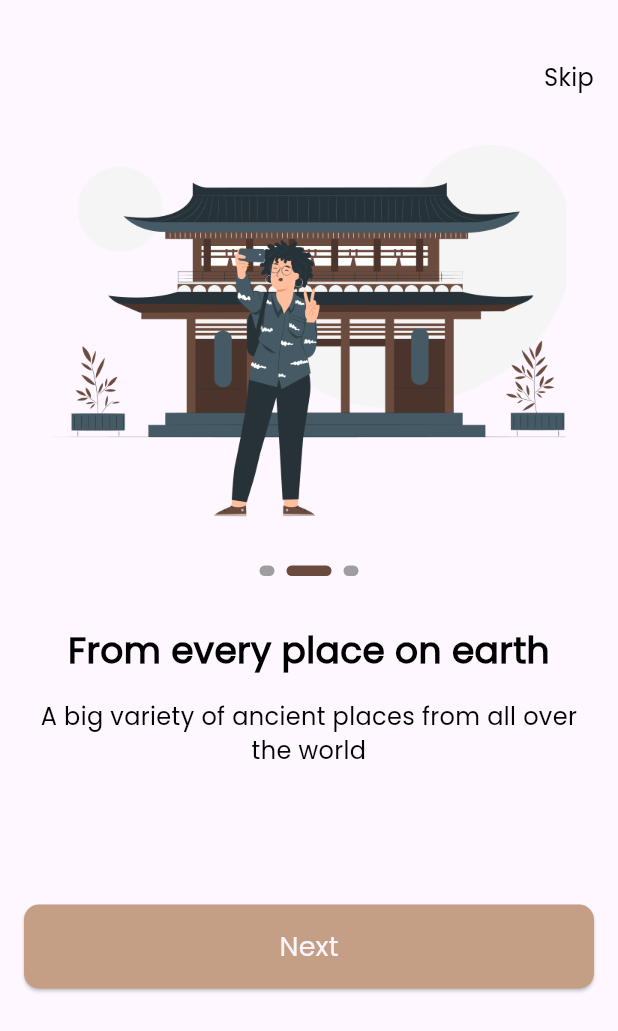
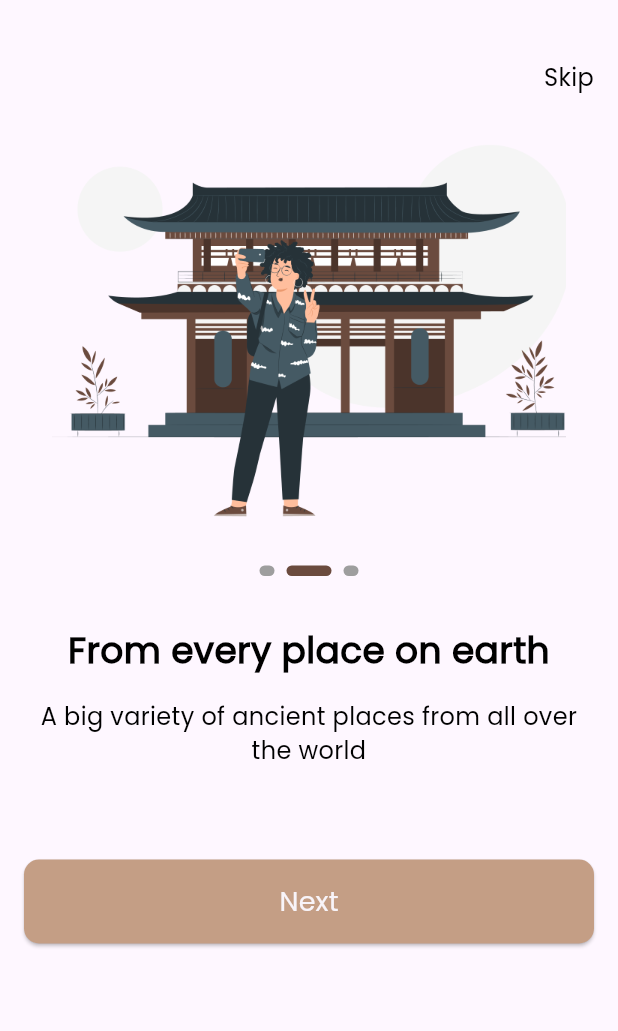
Before and after one commit to Hamza-Ziani-Dev/dalel_app, a Flutter app: the screen it shows after launch, swiped to page 2, on a phone screen of 412 x 824 dp. Shown: the top 1031 px of the screen. Run offline on Flutter 3.47's test engine with Material 3 defaults, Android fonts, the phone set to English and light mode, and no system bars; drawn by our look-alikes of smooth_page_indicator; our stand-ins replace go_router.

Commit message:
'on boarding  final'

```diff
--- a/lib/core/routes/app_routes.dart
+++ b/lib/core/routes/app_routes.dart
@@ -1,3 +1,5 @@
+import 'package:dalel_app/features/auth/views/signin.dart';
+import 'package:dalel_app/features/auth/views/signup.dart';
 import 'package:dalel_app/features/on_boarding/views/on_boarding.dart';
 import 'package:flutter/material.dart';
 import 'package:go_router/go_router.dart';
@@ -18,5 +20,17 @@ final GoRouter router = GoRouter(
         return const OnBoardingView();
       },
     ),
+    GoRoute(
+      path: '/signup',
+      builder: (BuildContext context, GoRouterState state) {
+        return const SignupView();
+      },
+    ),
+    GoRoute(
+      path: '/signin',
+      builder: (BuildContext context, GoRouterState state) {
+        return const SigninView();
+      },
+    ),
   ],
 );
--- a/lib/core/widgets/custom_button.dart
+++ b/lib/core/widgets/custom_button.dart
@@ -1,19 +1,20 @@
 import 'package:dalel_app/core/utils/app_colors.dart';
-import 'package:dalel_app/core/utils/app_string.dart';
 import 'package:dalel_app/core/utils/app_text_styles.dart';
 import 'package:flutter/material.dart';
 
 class CustomButton extends StatelessWidget {
-  const CustomButton({super.key, this.color, required this.text});
+  const CustomButton(
+      {super.key, this.color, required this.text, this.onPressed});
   final Color? color;
   final String text;
+  final VoidCallback? onPressed;
   @override
   Widget build(BuildContext context) {
     return SizedBox(
       width: double.infinity,
       height: 56,
       child: ElevatedButton(
-          onPressed: () {},
+          onPressed: onPressed,
           style: ElevatedButton.styleFrom(
               backgroundColor: color ?? AppColors.primaryColor,
               shape: RoundedRectangleBorder(
--- a/lib/features/on_boarding/views/on_boarding.dart
+++ b/lib/features/on_boarding/views/on_boarding.dart
@@ -1,7 +1,8 @@
 import 'package:dalel_app/core/utils/app_string.dart';
 import 'package:dalel_app/core/utils/app_text_styles.dart';
-import 'package:dalel_app/core/widgets/custom_button.dart';
+import 'package:dalel_app/features/on_boarding/widgets/custom_get_button.dart';
 import 'package:dalel_app/features/on_boarding/widgets/on_boarding_widget_body.dart';
+import 'package:dalel_app/features/splach/presentation/widgets/custom_navigate.dart';
 import 'package:flutter/material.dart';
 
 class OnBoardingView extends StatefulWidget {
@@ -12,6 +13,8 @@ class OnBoardingView extends StatefulWidget {
 }
 
 class _OnBoardingViewState extends State<OnBoardingView> {
+  final PageController _controller = PageController(initialPage: 0);
+  int currentIndex = 0;
   @override
   Widget build(BuildContext context) {
     return SafeArea(
@@ -25,13 +28,18 @@ class _OnBoardingViewState extends State<OnBoardingView> {
               height: 40,
             ),
             customNavbarApp(),
-            const OnBoardingWidgetBody(),
+            OnBoardingWidgetBody(
+              onPageChanged: (index) {
+                setState(() {
+                  currentIndex = index;
+                });
+              },
+              controller: _controller,
+            ),
             const SizedBox(
-              height: 40,
+              height: 10,
             ),
-            const CustomButton(
-              text: AppStrings.next,
-            ),
+            GetButton(currentIndex: currentIndex, controller: _controller),
             const SizedBox(
               height: 17,
             ),
@@ -44,10 +52,15 @@ class _OnBoardingViewState extends State<OnBoardingView> {
   Align customNavbarApp() {
     return Align(
       alignment: Alignment.topRight,
-      child: Text(
-        AppStrings.skip,
-        style: CustomTextStyles.poppins300style16
-            .copyWith(fontWeight: FontWeight.w400),
+      child: GestureDetector(
+        onTap: () {
+          customReplacementNavigate(context, '/signin');
+        },
+        child: Text(
+          AppStrings.skip,
+          style: CustomTextStyles.poppins300style16
+              .copyWith(fontWeight: FontWeight.w400),
+        ),
       ),
     );
   }
--- /dev/null
+++ b/lib/features/on_boarding/widgets/custom_get_button.dart
@@ -0,0 +1,52 @@
+// Get Buttons
+import 'package:dalel_app/core/utils/app_string.dart';
+import 'package:dalel_app/core/utils/app_text_styles.dart';
+import 'package:dalel_app/core/widgets/custom_button.dart';
+import 'package:dalel_app/features/on_boarding/data/models/on_boarding_data.dart';
+import 'package:dalel_app/features/splach/presentation/widgets/custom_navigate.dart';
+import 'package:flutter/material.dart';
+
+class GetButton extends StatelessWidget {
+  const GetButton(
+      {super.key, required this.currentIndex, required this.controller});
+  final PageController controller;
+  final int currentIndex;
+
+  @override
+  Widget build(BuildContext context) {
+    if (currentIndex == onBoardingData.length - 1) {
+      return Column(
+        children: [
+          CustomButton(
+            text: AppStrings.createAccount,
+            onPressed: () {
+              customNavigate(context, "/signup");
+            },
+          ),
+          const SizedBox(
+            height: 10.0,
+          ),
+          GestureDetector(
+            onTap: () {
+              customNavigate(context, '/signin');
+            },
+            child: Text(
+              AppStrings.loginNow,
+              style: CustomTextStyles.poppins300style16
+                  .copyWith(fontWeight: FontWeight.w400),
+            ),
+          )
+        ],
+      );
+    } else {
+      return CustomButton(
+        text: AppStrings.next,
+        onPressed: () {
+          controller.nextPage(
+              duration: const Duration(microseconds: 200),
+              curve: Curves.bounceIn);
+        },
+      );
+    }
+  }
+}
--- a/lib/features/on_boarding/widgets/on_boarding_widget_body.dart
+++ b/lib/features/on_boarding/widgets/on_boarding_widget_body.dart
@@ -3,23 +3,19 @@ import 'package:dalel_app/features/on_boarding/data/models/on_boarding_data.dart
 import 'package:dalel_app/features/on_boarding/widgets/custom_smoot_indicator.dart';
 import 'package:flutter/material.dart';
 
-class OnBoardingWidgetBody extends StatefulWidget {
-  const OnBoardingWidgetBody({super.key});
-
-  @override
-  State<OnBoardingWidgetBody> createState() => _OnBoardingWidgetBodyState();
-}
-
-class _OnBoardingWidgetBodyState extends State<OnBoardingWidgetBody> {
-  final PageController _controller = PageController();
-
+class OnBoardingWidgetBody extends StatelessWidget {
+  const OnBoardingWidgetBody(
+      {super.key, required this.controller, this.onPageChanged});
+  final PageController controller;
+  final Function(int)? onPageChanged;
   @override
   Widget build(BuildContext context) {
     return SizedBox(
       height: 500,
       child: PageView.builder(
+        onPageChanged: onPageChanged,
         physics: const BouncingScrollPhysics(),
-        controller: _controller,
+        controller: controller,
         itemCount: onBoardingData.length,
         itemBuilder: (context, index) {
           return Column(
@@ -39,7 +35,7 @@ class _OnBoardingWidgetBodyState extends State<OnBoardingWidgetBody> {
                 height: 24,
               ),
               CutsomSmootIndicator(
-                controller: _controller,
+                controller: controller,
               ),
               const SizedBox(
                 height: 32,
```
Also changed, not shown: lib/features/auth/views/signin.dart (added, +10 -0 lines), lib/features/auth/views/signup.dart (added, +10 -0 lines).
